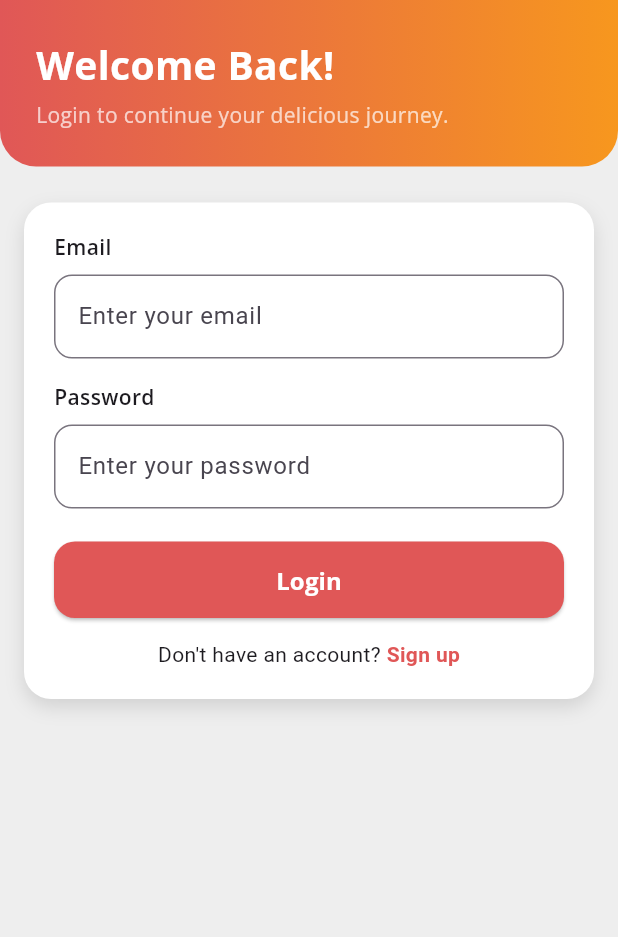
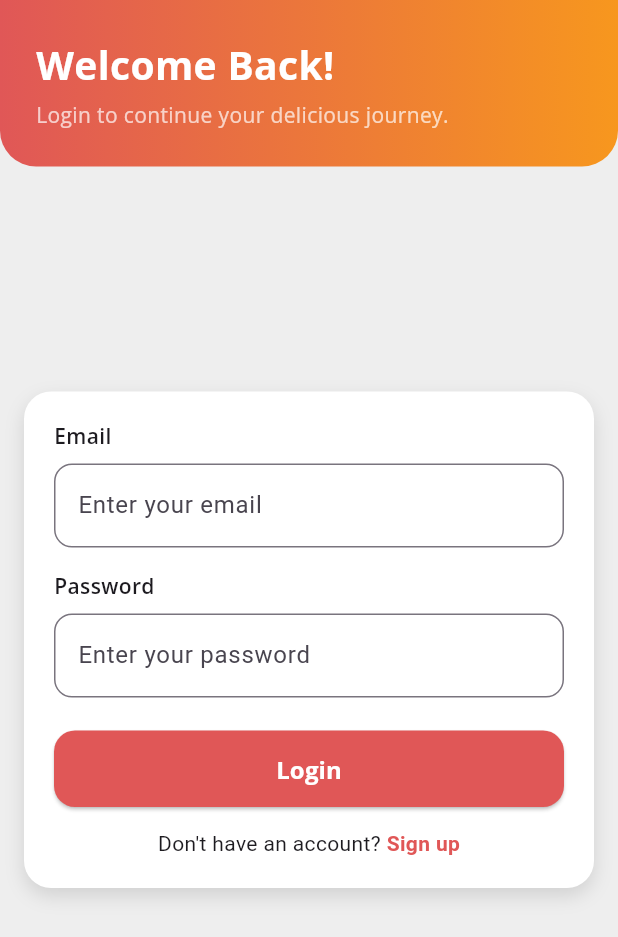
Before and after one commit to PragyanMaharjan/quick_menu_flutter, a Flutter app: the screen it shows after launch, on a phone screen of 412 x 824 dp. Shown: the top 937 px of the screen. Run offline on Flutter 3.47's test engine with Material 3 defaults, Android fonts, the phone set to English and light mode, and no system bars; our stand-ins replace dartz, equatable, flutter_riverpod, hive, hive_flutter; accounts and stored records are empty.

Commit message:
final one

```diff
--- a/lib/features/auth/presentation/pages/login_screen.dart
+++ b/lib/features/auth/presentation/pages/login_screen.dart
@@ -74,7 +74,7 @@ class _LoginScreenState extends State<LoginScreen> {
                 ),
               ),
 
-              const SizedBox(height: 24),
+              const SizedBox(height: 150),
 
               Padding(
                 padding: const EdgeInsets.symmetric(horizontal: 16),
```
